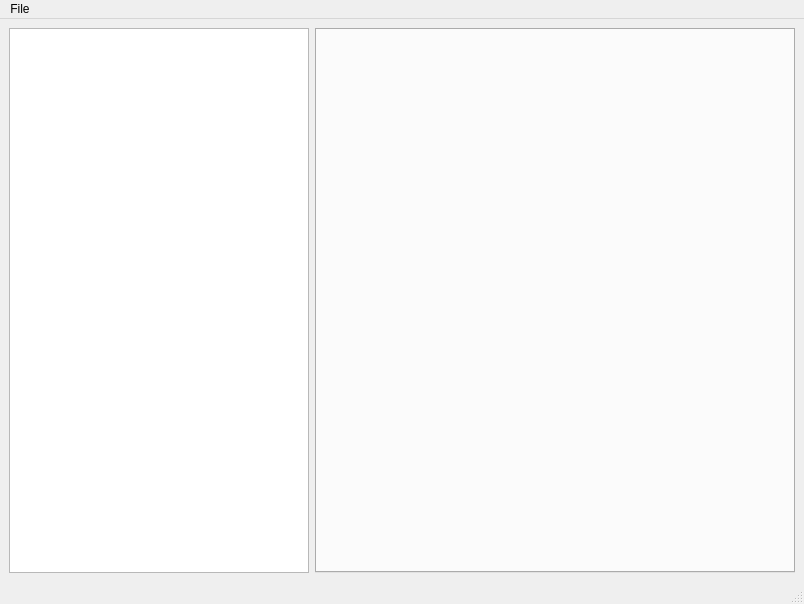
Before: the Qt Designer form src/widgets/disassembler.ui in connor-ms/RDRasm, drawn with Qt 5.
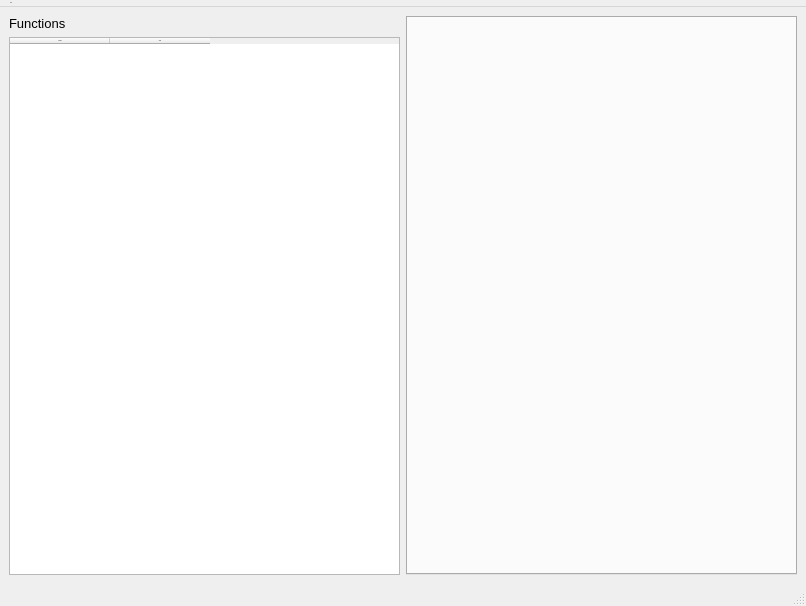
After: the same form once the commit is applied.

What changed in the file:
```diff
--- a/src/widgets/disassembler.ui
+++ b/src/widgets/disassembler.ui
@@ -6,16 +6,46 @@
    <rect>
     <x>0</x>
     <y>0</y>
-    <width>804</width>
-    <height>604</height>
+    <width>806</width>
+    <height>606</height>
    </rect>
   </property>
+  <property name="font">
+   <font>
+    <family>Segoe UI</family>
+    <pointsize>-1</pointsize>
+   </font>
+  </property>
   <property name="windowTitle">
    <string>MainWindow</string>
   </property>
   <widget class="QWidget" name="centralwidget">
+   <property name="font">
+    <font>
+     <family>Segoe UI</family>
+     <pointsize>-1</pointsize>
+    </font>
+   </property>
    <layout class="QHBoxLayout" name="horizontalLayout">
     <item>
+     <layout class="QVBoxLayout" name="verticalLayout">
+      <property name="leftMargin">
+       <number>0</number>
+      </property>
+      <item>
+       <widget class="QLabel" name="lblFunctions">
+        <property name="font">
+         <font>
+          <family>Segoe UI</family>
+          <pointsize>10</pointsize>
+         </font>
+        </property>
+        <property name="text">
+         <string>Functions</string>
+        </property>
+       </widget>
+      </item>
+      <item>
      <widget class="QTableWidget" name="funcTable">
       <property name="minimumSize">
        <size>
@@ -25,17 +55,44 @@
       </property>
       <property name="maximumSize">
        <size>
-        <width>300</width>
+          <width>500</width>
         <height>16777215</height>
        </size>
       </property>
+        <property name="font">
+         <font>
+          <family>Calibri</family>
+          <pointsize>-1</pointsize>
+         </font>
+        </property>
+        <property name="columnCount">
+         <number>2</number>
+        </property>
       <attribute name="verticalHeaderVisible">
        <bool>false</bool>
       </attribute>
-     </widget>
+        <column>
+         <property name="text">
+          <string>Address</string>
+         </property>
+        </column>
+        <column>
+         <property name="text">
+          <string>Name</string>
+         </property>
+        </column>
+       </widget>
+      </item>
+     </layout>
     </item>
     <item>
      <widget class="QTabWidget" name="tabWidget">
+      <property name="font">
+       <font>
+        <family>Segoe UI</family>
+        <pointsize>-1</pointsize>
+       </font>
+      </property>
       <property name="currentIndex">
        <number>-1</number>
       </property>
@@ -48,8 +105,8 @@
     <rect>
      <x>0</x>
      <y>0</y>
-     <width>804</width>
-     <height>20</height>
+     <width>806</width>
+     <height>19</height>
     </rect>
    </property>
    <widget class="QMenu" name="menuFile">
```
Lines whose indentation alone changed are shown as unchanged.
